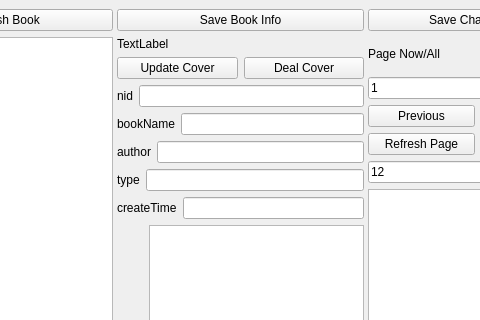
This is ui/BookMain.ui in Yhzhtk/bookcatch as Qt 5 draws it before an edit; both pictures show x 115 to 595 and y 0 to 320 of the 934 by 799 pixel window. The edited form follows.
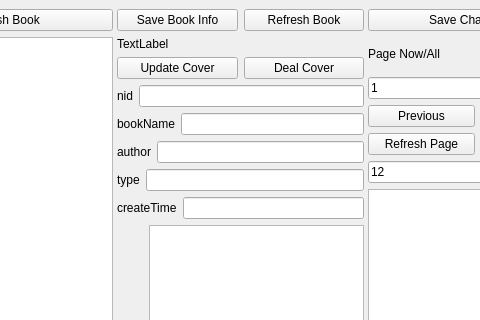
This is the edited form.

Commit message: add refreshCoverBtn for refresh book info and cover

Patch:
```diff
--- a/ui/BookMain.ui
+++ b/ui/BookMain.ui
@@ -48,11 +48,22 @@
       <widget class="QWidget" name="">
        <layout class="QVBoxLayout" name="verticalLayout">
         <item>
+         <layout class="QHBoxLayout" name="horizontalLayout_15">
+          <item>
          <widget class="QPushButton" name="saveBookInfoBtn">
           <property name="text">
            <string>Save Book Info</string>
           </property>
          </widget>
+          </item>
+          <item>
+           <widget class="QPushButton" name="refreshCoverBtn">
+            <property name="text">
+             <string>Refresh Book</string>
+            </property>
+           </widget>
+          </item>
+         </layout>
         </item>
         <item>
          <widget class="QLabel" name="coverImgLabel">
```
Lines whose indentation alone changed are shown as unchanged. The commit also changes 2 other files.
